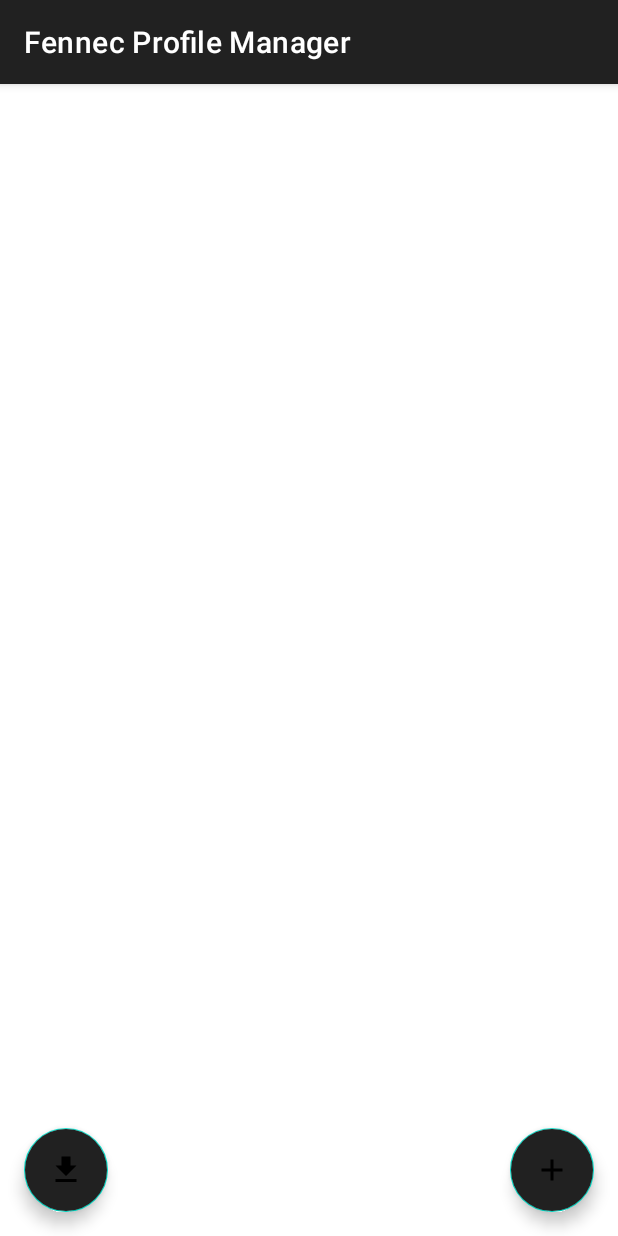
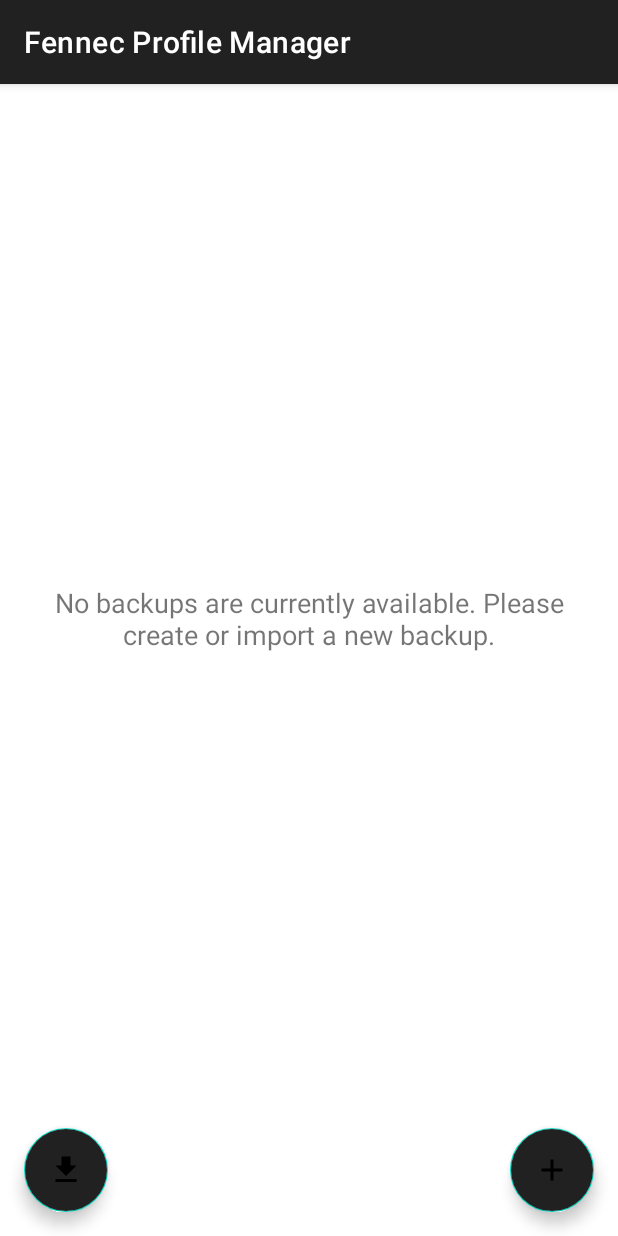
Before and after one commit to mozilla-mobile/fennec-profile-manager, an Android app: the screen it shows after launch (MainActivity), on a phone screen of 412 x 824 dp. Run offline under Robolectric (Android 15) with nearby library versions, the phone set to English and light mode, and no system bars.

Commit message:
add coroutines and fetch backups async

```diff
--- a/app/build.gradle
+++ b/app/build.gradle
@@ -36,6 +36,9 @@ dependencies {
 
     implementation "com.google.android.material:material:$materialVersion"
 
+    implementation "org.jetbrains.kotlinx:kotlinx-coroutines-core:$coroutinesVersion"
+    implementation "org.jetbrains.kotlinx:kotlinx-coroutines-android:$coroutinesVersion"
+
     testImplementation 'junit:junit:4.12'
     androidTestImplementation 'androidx.test.ext:junit:1.1.1'
     androidTestImplementation 'androidx.test.espresso:espresso-core:3.2.0'
--- a/app/src/main/java/org/mozilla/fpm/presentation/MainActivity.kt
+++ b/app/src/main/java/org/mozilla/fpm/presentation/MainActivity.kt
@@ -32,12 +32,7 @@ class MainActivity : AppCompatActivity(), MainContract.View, BackupsRVAdapter.Me
 
         adapter = BackupsRVAdapter()
         backups_rv.layoutManager = LinearLayoutManager(this@MainActivity)
-        backups_rv.addItemDecoration(
-            DividerItemDecoration(
-                this@MainActivity,
-                LinearLayoutManager.VERTICAL
-            )
-        )
+        backups_rv.addItemDecoration(DividerItemDecoration(this@MainActivity, LinearLayoutManager.VERTICAL))
         backups_rv.adapter = adapter
 
         if (PrefsManager.checkFirstRun()) showFirstrun()
@@ -49,8 +44,10 @@ class MainActivity : AppCompatActivity(), MainContract.View, BackupsRVAdapter.Me
     }
 
     override fun onBackupsLoaded(data: List<Backup>) {
-        adapter.updateData(data)
-        adapter.setListener(this@MainActivity)
+        if (data.isEmpty()) prompt.visibility = View.VISIBLE else {
+            adapter.updateData(data)
+            adapter.setListener(this@MainActivity)
+        }
     }
 
     override fun onBackupCreated(backup: Backup) {
--- a/app/src/main/java/org/mozilla/fpm/presentation/mvp/MainPresenter.kt
+++ b/app/src/main/java/org/mozilla/fpm/presentation/mvp/MainPresenter.kt
@@ -4,6 +4,10 @@
 
 package org.mozilla.fpm.presentation.mvp
 
+import kotlinx.coroutines.Dispatchers
+import kotlinx.coroutines.GlobalScope
+import kotlinx.coroutines.launch
+import kotlinx.coroutines.withContext
 import org.mozilla.fpm.data.BackupRepository
 import org.mozilla.fpm.data.BackupRepositoryImpl
 
@@ -14,7 +18,10 @@ class MainPresenter : MainContract.Presenter {
     private val backupsRepository: BackupRepository = BackupRepositoryImpl
 
     override fun getBackups() {
-        view?.onBackupsLoaded(backupsRepository.getAll())
+        GlobalScope.launch(Dispatchers.Main) {
+            val backups = withContext(Dispatchers.Default) { backupsRepository.getAll() }
+            view?.onBackupsLoaded(backups)
+        }
     }
 
     override fun importBackup() {
--- a/build.gradle
+++ b/build.gradle
@@ -6,6 +6,7 @@ buildscript {
     ext {
         kotlin_version = "1.3.50"
         materialVersion = "1.0.0"
+        coroutinesVersion = "1.3.2"
     }
 
     repositories {
```
